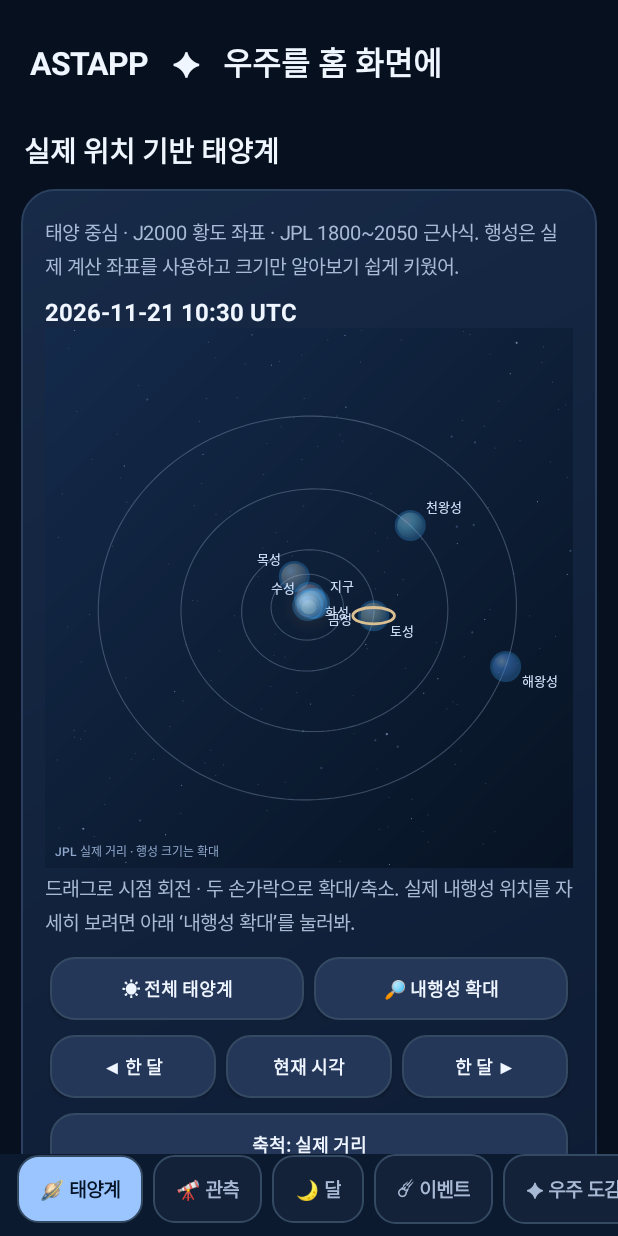
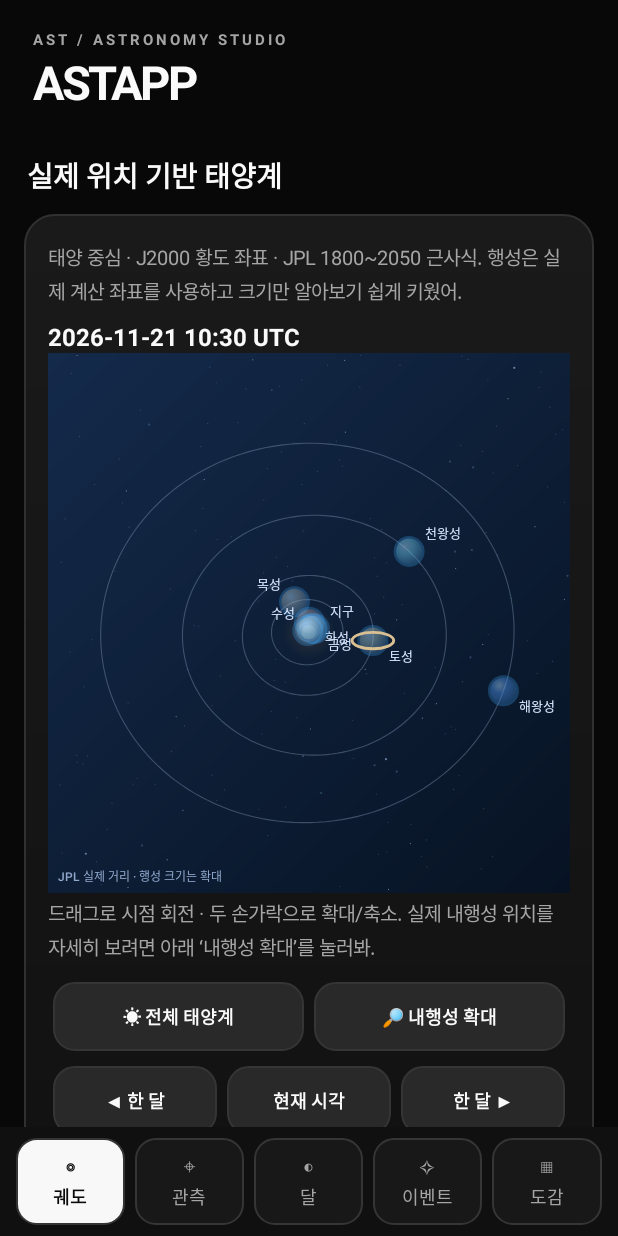
Before and after one commit to ddogy1212/astapp, an Android app: the screen it shows after launch (MainActivity), on a phone screen of 412 x 824 dp. Run offline under Robolectric (Android 15) with nearby library versions, the phone set to English and light mode, and no system bars; pictures from the network do not load.

Commit message:
Redesign ASTAPP in monochrome editorial style and fix Android 15 nav-bar overlap via WindowInsets

```diff
--- a/app/src/main/java/com/astapp/sky/MainActivity.java
+++ b/app/src/main/java/com/astapp/sky/MainActivity.java
@@ -16,8 +16,8 @@ import java.util.*;
  * Android home widgets cannot animate continuously.
  */
 public final class MainActivity extends Activity {
-    private static final int BG=0xff07101F, SURFACE=0xff142239, SURFACE2=0xff243759;
-    private static final int TEXT=0xffEFF6FF, MUTED=0xffA7B9D4, BLUE=0xff9AC5FF;
+    private static final int BG=0xff080808, SURFACE=0xff151515, SURFACE2=0xff292929;
+    private static final int TEXT=0xffFAFAFA, MUTED=0xffA5A5A5, BLUE=0xffF2F2F2;
     private LinearLayout page,nav;
     private int activeTab=0;
     private long solarTime=System.currentTimeMillis();
@@ -26,28 +26,63 @@ public final class MainActivity extends Activity {
     private int selectedCatalog=-1;
     private double observerLat=37.5665,observerLon=126.9780;
     private String site="서울 기준점(직접 변경 가능)";
-    private static final String[] TABS={"🪐 태양계","🔭 관측","🌙 달","☄ 이벤트","✦ 우주 도감"};
+    private static final String[] TABS={"◎\n궤도","⌖\n관측","◐\n달","✧\n이벤트","▦\n도감"};
+    private String selectedCategory="전체";
 
     @Override public void onCreate(Bundle b) {
         super.onCreate(b);
         getWindow().setStatusBarColor(BG);
         getWindow().setNavigationBarColor(BG);
+        if(android.os.Build.VERSION.SDK_INT>=29)getWindow().setNavigationBarContrastEnforced(false);
+        getWindow().getDecorView().setSystemUiVisibility(0);
         android.content.SharedPreferences pref=getSharedPreferences("ast",0);
         observerLat=Double.longBitsToDouble(pref.getLong("lat",Double.doubleToLongBits(observerLat)));
         observerLon=Double.longBitsToDouble(pref.getLong("lon",Double.doubleToLongBits(observerLon)));
         site=pref.getString("site",site);
         compressed=pref.getBoolean("scale_compressed",false);
-        LinearLayout root=new LinearLayout(this);root.setOrientation(LinearLayout.VERTICAL);root.setBackgroundColor(BG);
+        LinearLayout root=new LinearLayout(this);
+        root.setOrientation(LinearLayout.VERTICAL);
+        root.setBackgroundColor(BG);
+        // Android 15+ edge-to-edge enforces drawing beneath the system nav bar.
+        // Reserve both top status-bar and bottom navigation/gesture insets on the root.
+        root.setOnApplyWindowInsetsListener((view,insets)->{
+            int left,top,right,bottom;
+            if(android.os.Build.VERSION.SDK_INT>=30){
+                android.graphics.Insets safe=insets.getInsets(
+                    android.view.WindowInsets.Type.systemBars() | android.view.WindowInsets.Type.ime());
+                android.graphics.Insets gestures=insets.getInsets(android.view.WindowInsets.Type.systemGestures());
+                left=safe.left;top=safe.top;right=safe.right;bottom=Math.max(safe.bottom,gestures.bottom);
+            }else{
+                left=insets.getSystemWindowInsetLeft();
+                top=insets.getSystemWindowInsetTop();
+                right=insets.getSystemWindowInsetRight();
+                bottom=insets.getSystemWindowInsetBottom();
+            }
+            view.setPadding(left,top,right,bottom);
+            return insets;
+        });
         setContentView(root);
-        TextView heading=text("ASTAPP   ✦   우주를 홈 화면에",21,TEXT,true);
-        heading.setPadding(dp(20),dp(26),dp(18),dp(14));root.addView(heading);
-        HorizontalScrollView tabs=new HorizontalScrollView(this);
-        tabs.setHorizontalScrollBarEnabled(false);
-        nav=new LinearLayout(this);nav.setPadding(dp(8),0,dp(8),dp(8));
-        tabs.addView(nav);tabs.setBackgroundColor(0xff0B1A2E);
+        root.requestApplyInsets();
+        LinearLayout head=new LinearLayout(this);
+        head.setOrientation(LinearLayout.VERTICAL);
+        head.setPadding(dp(22),dp(19),dp(18),dp(14));
+        TextView eyebrow=text("AST / ASTRONOMY STUDIO",10,MUTED,true);
+        eyebrow.setLetterSpacing(.20f);
+        head.addView(eyebrow);
+        TextView heading=text("ASTAPP",31,TEXT,true);
+        heading.setLetterSpacing(-.045f);
+        head.addView(heading);
+        root.addView(head);
+        LinearLayout tabs=new LinearLayout(this);
+        tabs.setOrientation(LinearLayout.VERTICAL);
+        tabs.setBackgroundColor(0xff101010);
+        nav=new LinearLayout(this);
+        nav.setOrientation(LinearLayout.HORIZONTAL);
+        nav.setPadding(dp(7),dp(7),dp(7),dp(7));
+        tabs.addView(nav,new LinearLayout.LayoutParams(-1,-2));
         ScrollView scroll=new ScrollView(this);scroll.setFillViewport(true);
         page=new LinearLayout(this);page.setOrientation(LinearLayout.VERTICAL);
-        page.setPadding(dp(14),dp(8),dp(14),dp(32));
+        page.setPadding(dp(16),dp(6),dp(16),dp(24));
         scroll.addView(page);root.addView(scroll,new LinearLayout.LayoutParams(-1,0,1));root.addView(tabs);
         int requested=getIntent().getIntExtra("tab",0);
         showTab(Math.max(0,Math.min(TABS.length-1,requested)));
@@ -63,7 +98,7 @@ public final class MainActivity extends Activity {
     }
     private int dp(float n){return (int)(n*getResources().getDisplayMetrics().density+.5f);}
     private GradientDrawable background(int color,int radius){
-        GradientDrawable d=new GradientDrawable();d.setColor(color);d.setCornerRadius(dp(radius));d.setStroke(dp(1),0xff344962);return d;
+        GradientDrawable d=new GradientDrawable();d.setColor(color);d.setCornerRadius(dp(radius));d.setStroke(dp(1),0xff353535);return d;
     }
     private TextView text(String s,int size,int color,boolean bold){
         TextView v=new TextView(this);v.setText(s);v.setTextSize(size);v.setTextColor(color);
@@ -73,8 +108,9 @@ public final class MainActivity extends Activity {
     }
     private LinearLayout card(){
         LinearLayout c=new LinearLayout(this);c.setOrientation(LinearLayout.VERTICAL);c.setPadding(dp(16),dp(15),dp(16),dp(17));
-        GradientDrawable bg=new GradientDrawable(GradientDrawable.Orientation.TL_BR,new int[]{0xff172A47,0xff0E1C34});
-        bg.setCornerRadius(dp(22));bg.setStroke(dp(1),0xff2A405E);c.setBackground(bg);
+        GradientDrawable bg=new GradientDrawable(GradientDrawable.Orientation.TOP_BOTTOM,new int[]{0xff1A1A1A,0xff111111});
+        bg.setCornerRadius(dp(20));bg.setStroke(dp(1),0xff303030);
+        c.setBackground(bg);
         LinearLayout.LayoutParams p=new LinearLayout.LayoutParams(-1,-2);p.setMargins(0,0,0,dp(12));
         page.addView(c,p);return c;
     }
@@ -94,7 +130,7 @@ public final class MainActivity extends Activity {
     }
     private TextView button(LinearLayout where,String label,Runnable click){
         TextView b=text(label,12,TEXT,true);b.setGravity(Gravity.CENTER);b.setPadding(dp(9),dp(12),dp(9),dp(12));
-        b.setBackground(background(SURFACE2,16));b.setElevation(dp(1));
+        b.setBackground(background(SURFACE2,14));b.setMinHeight(dp(46));b.setElevation(0);
         LinearLayout.LayoutParams lp=new LinearLayout.LayoutParams(0,-2,1);lp.setMargins(dp(3),0,dp(3),0);
         where.addView(b,lp);b.setOnClickListener(v->click.run());return b;
     }
@@ -108,12 +144,18 @@ public final class MainActivity extends Activity {
         activeTab=tab;
         nav.removeAllViews();
         for(int i=0;i<TABS.length;i++){
-            final int t=i;
-            TextView b=text(TABS[i],13,i==tab?0xff051426:MUTED,true);
-            b.setPadding(dp(15),dp(13),dp(15),dp(13));
-            b.setBackground(background(i==tab?BLUE:SURFACE,14));
-            LinearLayout.LayoutParams p=new LinearLayout.LayoutParams(-2,-2);p.setMargins(dp(3),0,dp(3),0);
-            nav.addView(b,p);b.setOnClickListener(v->showTab(t));
+            final int target=i;
+            TextView item=text(TABS[i],12,i==tab?0xff090909:MUTED,i==tab);
+            item.setGravity(Gravity.CENTER);
+            item.setLineSpacing(dp(3),1f);
+            item.setMinHeight(dp(58));
+            item.setPadding(dp(1),dp(7),dp(1),dp(7));
+            item.setBackground(background(i==tab?0xffF8F8F8:0xff181818,13));
+            LinearLayout.LayoutParams p=new LinearLayout.LayoutParams(0,dp(58),1f);
+            p.setMargins(dp(3),0,dp(3),0);
+            nav.addView(item,p);
+            item.setContentDescription(new String[]{"태양계","관측","달","천문 이벤트","우주 도감"}[i]);
+            item.setOnClickListener(v->showTab(target));
         }
         page.removeAllViews();
         switch(tab){
@@ -333,7 +375,7 @@ public final class MainActivity extends Activity {
         }
     }
     private void showCatalog(){
-        header("🌌 COSMIC DISCOVERY");
+        header("DISCOVERY / 천체 아카이브");
         if(selectedCatalog<0)selectedCatalog=CosmicCatalog.daily(this,-1);
         CosmicCatalog.Object obj=CosmicCatalog.ALL[selectedCatalog];
         LinearLayout c=card();
```
